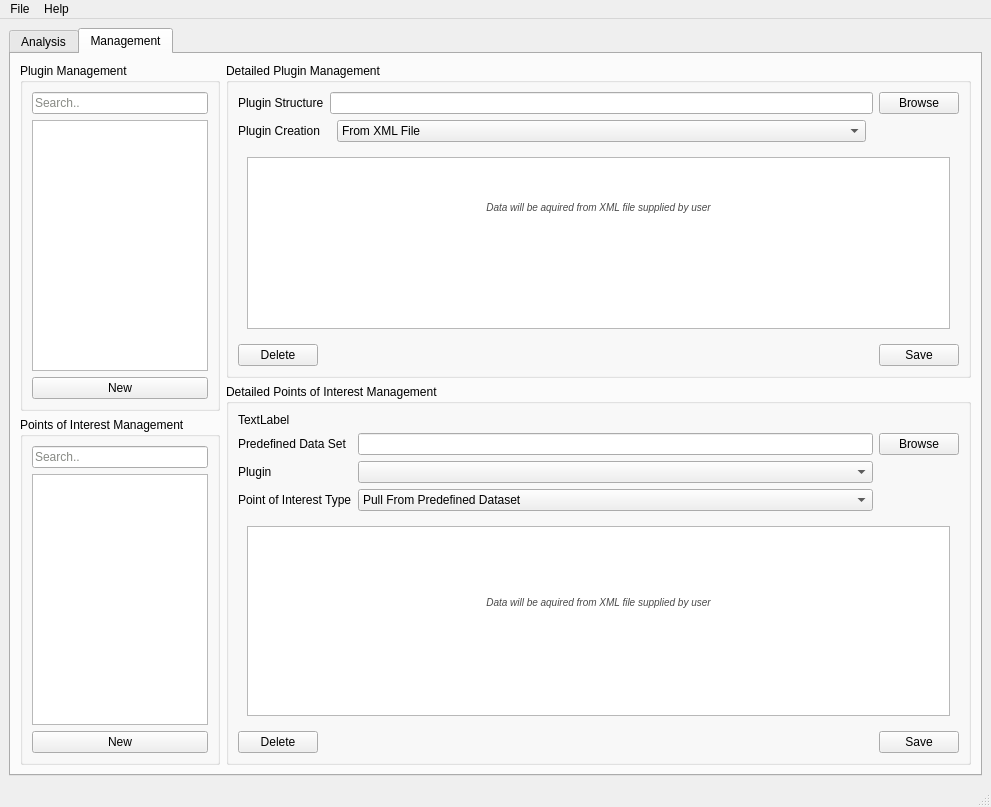
The window that src/GUI/ui_files/BATT5_GUI.ui (adalio0/BATT5) describes before a commit, drawn with Qt 5.
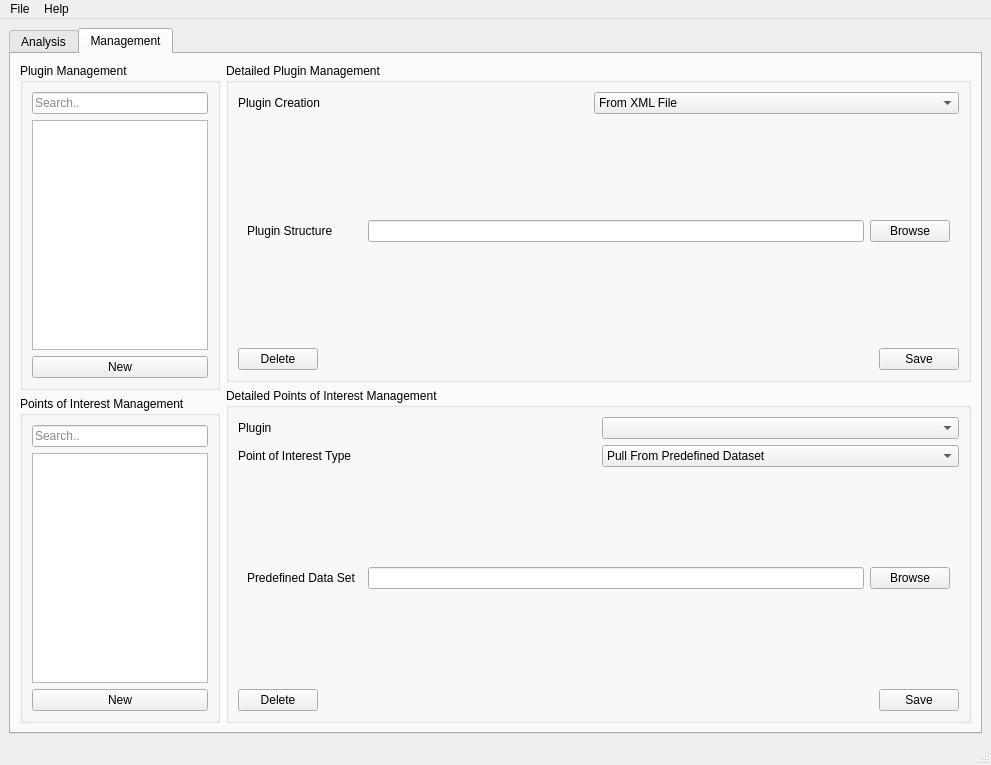
The same window after the commit. The open tabs and pages were chosen to show the change.

```diff
--- a/src/GUI/ui_files/BATT5_GUI.ui
+++ b/src/GUI/ui_files/BATT5_GUI.ui
@@ -7,7 +7,7 @@
     <x>0</x>
     <y>0</y>
     <width>991</width>
-    <height>807</height>
+    <height>765</height>
    </rect>
   </property>
   <property name="windowTitle">
@@ -920,37 +920,16 @@
              <string>Detailed Plugin Management</string>
             </property>
             <layout class="QVBoxLayout" name="verticalLayout_15">
-             <item>
-              <layout class="QHBoxLayout" name="horizontalLayout_6">
-               <item>
-                <widget class="QLabel" name="label_2">
-                 <property name="maximumSize">
-                  <size>
-                   <width>93</width>
-                   <height>16777215</height>
-                  </size>
-                 </property>
-                 <property name="text">
-                  <string>Plugin Structure</string>
-                 </property>
-                </widget>
-               </item>
-               <item>
-                <widget class="QLineEdit" name="lineEdit"/>
-               </item>
-               <item>
-                <widget class="QPushButton" name="pushButton">
-                 <property name="text">
-                  <string>Browse</string>
-                 </property>
-                </widget>
-               </item>
-              </layout>
-             </item>
              <item>
               <layout class="QHBoxLayout" name="horizontalLayout_5">
                <item>
                 <widget class="QLabel" name="label">
+                 <property name="minimumSize">
+                  <size>
+                   <width>350</width>
+                   <height>0</height>
+                  </size>
+                 </property>
                  <property name="maximumSize">
                   <size>
                    <width>93</width>
@@ -976,22 +955,6 @@
                  </item>
                 </widget>
                </item>
-               <item>
-                <spacer name="horizontalSpacer">
-                 <property name="orientation">
-                  <enum>Qt::Horizontal</enum>
-                 </property>
-                 <property name="sizeType">
-                  <enum>QSizePolicy::Fixed</enum>
-                 </property>
-                 <property name="sizeHint" stdset="0">
-                  <size>
-                   <width>93</width>
-                   <height>20</height>
-                  </size>
-                 </property>
-                </spacer>
-               </item>
               </layout>
              </item>
              <item>
@@ -1002,18 +965,37 @@
                <widget class="QWidget" name="page">
                 <layout class="QVBoxLayout" name="verticalLayout">
                  <item>
-                  <widget class="QTextEdit" name="textEdit">
-                   <property name="html">
-                    <string>&lt;!DOCTYPE HTML PUBLIC &quot;-//W3C//DTD HTML 4.0//EN&quot; &quot;http://www.w3.org/TR/REC-html40/strict.dtd&quot;&gt;
-&lt;html&gt;&lt;head&gt;&lt;meta name=&quot;qrichtext&quot; content=&quot;1&quot; /&gt;&lt;style type=&quot;text/css&quot;&gt;
-p, li { white-space: pre-wrap; }
-&lt;/style&gt;&lt;/head&gt;&lt;body style=&quot; font-family:'MS Shell Dlg 2'; font-size:7.8pt; font-weight:400; font-style:normal;&quot;&gt;
-&lt;p style=&quot;-qt-paragraph-type:empty; margin-top:0px; margin-bottom:0px; margin-left:0px; margin-right:0px; -qt-block-indent:0; text-indent:0px;&quot;&gt;&lt;br /&gt;&lt;/p&gt;
-&lt;p align=&quot;center&quot; style=&quot;-qt-paragraph-type:empty; margin-top:0px; margin-bottom:0px; margin-left:0px; margin-right:0px; -qt-block-indent:0; text-indent:0px; font-style:italic; color:#4a4a4a;&quot;&gt;&lt;br /&gt;&lt;/p&gt;
-&lt;p align=&quot;center&quot; style=&quot;-qt-paragraph-type:empty; margin-top:0px; margin-bottom:0px; margin-left:0px; margin-right:0px; -qt-block-indent:0; text-indent:0px; font-style:italic; color:#4a4a4a;&quot;&gt;&lt;br /&gt;&lt;/p&gt;
-&lt;p align=&quot;center&quot; style=&quot; margin-top:0px; margin-bottom:0px; margin-left:0px; margin-right:0px; -qt-block-indent:0; text-indent:0px;&quot;&gt;&lt;span style=&quot; font-style:italic; color:#4a4a4a;&quot;&gt;Data will be aquired from XML file supplied by user&lt;/span&gt;&lt;/p&gt;&lt;/body&gt;&lt;/html&gt;</string>
-                   </property>
-                  </widget>
+                  <layout class="QHBoxLayout" name="horizontalLayout_13">
+                   <item>
+                    <widget class="QLabel" name="label_2">
+                     <property name="minimumSize">
+                      <size>
+                       <width>115</width>
+                       <height>0</height>
+                      </size>
+                     </property>
+                     <property name="maximumSize">
+                      <size>
+                       <width>115</width>
+                       <height>16777215</height>
+                      </size>
+                     </property>
+                     <property name="text">
+                      <string>Plugin Structure</string>
+                     </property>
+                    </widget>
+                   </item>
+                   <item>
+                    <widget class="QLineEdit" name="lineEdit"/>
+                   </item>
+                   <item>
+                    <widget class="QPushButton" name="pushButton">
+                     <property name="text">
+                      <string>Browse</string>
+                     </property>
+                    </widget>
+                   </item>
+                  </layout>
                  </item>
                 </layout>
                </widget>
@@ -1168,13 +1150,6 @@
              <string>Detailed Points of Interest Management</string>
             </property>
             <layout class="QVBoxLayout" name="verticalLayout_18">
-             <item>
-              <widget class="QLabel" name="label_7">
-               <property name="text">
-                <string>TextLabel</string>
-               </property>
-              </widget>
-             </item>
              <item>
               <layout class="QGridLayout" name="dpoim_topGrid">
                <item row="2" column="1">
@@ -1226,13 +1201,6 @@
                  </property>
                 </widget>
                </item>
-               <item row="0" column="2">
-                <widget class="QPushButton" name="dpoimPredefined_button">
-                 <property name="text">
-                  <string>Browse</string>
-                 </property>
-                </widget>
-               </item>
                <item row="2" column="0">
                 <widget class="QLabel" name="dpoimPoiType_label">
                  <property name="text">
@@ -1240,16 +1208,6 @@
                  </property>
                 </widget>
                </item>
-               <item row="0" column="1">
-                <widget class="QLineEdit" name="dpoimPredefined_lineEdit"/>
-               </item>
-               <item row="0" column="0">
-                <widget class="QLabel" name="dpoimPredefined_label">
-                 <property name="text">
-                  <string>Predefined Data Set</string>
-                 </property>
-                </widget>
-               </item>
               </layout>
              </item>
              <item>
@@ -1272,20 +1230,31 @@
                <widget class="QWidget" name="fromPredef_page">
                 <layout class="QVBoxLayout" name="verticalLayout_21">
                  <item>
-                  <widget class="QTextBrowser" name="predef_text">
-                   <property name="html">
-                    <string>&lt;!DOCTYPE HTML PUBLIC &quot;-//W3C//DTD HTML 4.0//EN&quot; &quot;http://www.w3.org/TR/REC-html40/strict.dtd&quot;&gt;
-&lt;html&gt;&lt;head&gt;&lt;meta name=&quot;qrichtext&quot; content=&quot;1&quot; /&gt;&lt;style type=&quot;text/css&quot;&gt;
-p, li { white-space: pre-wrap; }
-&lt;/style&gt;&lt;/head&gt;&lt;body style=&quot; font-family:'MS Shell Dlg 2'; font-size:7.8pt; font-weight:400; font-style:normal;&quot;&gt;
-&lt;p align=&quot;center&quot; style=&quot;-qt-paragraph-type:empty; margin-top:0px; margin-bottom:0px; margin-left:0px; margin-right:0px; -qt-block-indent:0; text-indent:0px;&quot;&gt;&lt;br /&gt;&lt;/p&gt;
-&lt;p align=&quot;center&quot; style=&quot;-qt-paragraph-type:empty; margin-top:0px; margin-bottom:0px; margin-left:0px; margin-right:0px; -qt-block-indent:0; text-indent:0px; font-style:italic; color:#4a4a4a;&quot;&gt;&lt;br /&gt;&lt;/p&gt;
-&lt;p align=&quot;center&quot; style=&quot;-qt-paragraph-type:empty; margin-top:0px; margin-bottom:0px; margin-left:0px; margin-right:0px; -qt-block-indent:0; text-indent:0px; font-style:italic; color:#4a4a4a;&quot;&gt;&lt;br /&gt;&lt;/p&gt;
-&lt;p align=&quot;center&quot; style=&quot;-qt-paragraph-type:empty; margin-top:0px; margin-bottom:0px; margin-left:0px; margin-right:0px; -qt-block-indent:0; text-indent:0px; font-style:italic; color:#4a4a4a;&quot;&gt;&lt;br /&gt;&lt;/p&gt;
-&lt;p align=&quot;center&quot; style=&quot;-qt-paragraph-type:empty; margin-top:0px; margin-bottom:0px; margin-left:0px; margin-right:0px; -qt-block-indent:0; text-indent:0px; font-style:italic; color:#4a4a4a;&quot;&gt;&lt;br /&gt;&lt;/p&gt;
-&lt;p align=&quot;center&quot; style=&quot; margin-top:0px; margin-bottom:0px; margin-left:0px; margin-right:0px; -qt-block-indent:0; text-indent:0px;&quot;&gt;&lt;span style=&quot; font-style:italic; color:#4a4a4a;&quot;&gt;Data will be aquired from XML file supplied by user&lt;/span&gt;&lt;/p&gt;&lt;/body&gt;&lt;/html&gt;</string>
-                   </property>
-                  </widget>
+                  <layout class="QHBoxLayout" name="horizontalLayout_12">
+                   <item>
+                    <widget class="QLabel" name="dpoimPredefined_label">
+                     <property name="minimumSize">
+                      <size>
+                       <width>115</width>
+                       <height>0</height>
+                      </size>
+                     </property>
+                     <property name="text">
+                      <string>Predefined Data Set</string>
+                     </property>
+                    </widget>
+                   </item>
+                   <item>
+                    <widget class="QLineEdit" name="dpoimPredefined_lineEdit"/>
+                   </item>
+                   <item>
+                    <widget class="QPushButton" name="dpoimPredefined_button">
+                     <property name="text">
+                      <string>Browse</string>
+                     </property>
+                    </widget>
+                   </item>
+                  </layout>
                  </item>
                 </layout>
                </widget>
```
Left out of the diff: 2 changed lines with no effect on the pictures.
